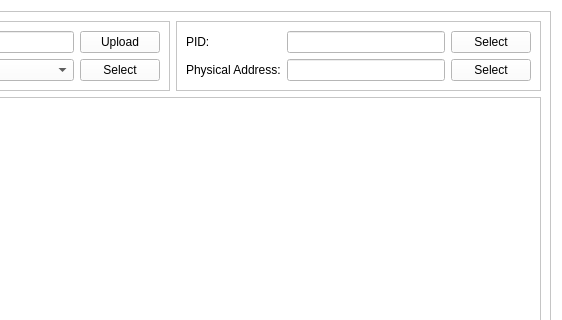
The window that form.ui (Masrik-Dahir/VMI) describes before a commit, drawn with Qt 5; both pictures show x 587 to 1149 and y 0 to 320 of the 1149 by 775 pixel window.
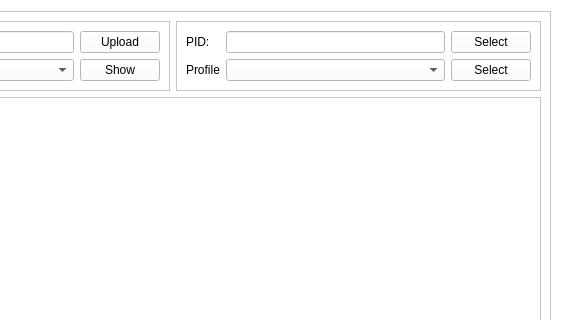
The same window after the commit.

Commit message: The Profile backend functionality created

```diff
--- a/form.ui
+++ b/form.ui
@@ -112,7 +112,7 @@
              <item row="1" column="2">
               <widget class="QPushButton" name="pushButton_3">
                <property name="text">
-                <string>Select</string>
+                <string>Show</string>
                </property>
               </widget>
              </item>
@@ -432,7 +432,7 @@
              <item row="1" column="0">
               <widget class="QLabel" name="label_5">
                <property name="text">
-                <string>Physical Address:</string>
+                <string>Profile</string>
                </property>
               </widget>
              </item>
@@ -444,7 +444,7 @@
               </widget>
              </item>
              <item row="1" column="1">
-              <widget class="QLineEdit" name="lineEdit_3"/>
+              <widget class="QComboBox" name="comboBox_2"/>
              </item>
             </layout>
            </item>
```
The commit also changes 5 other files.
